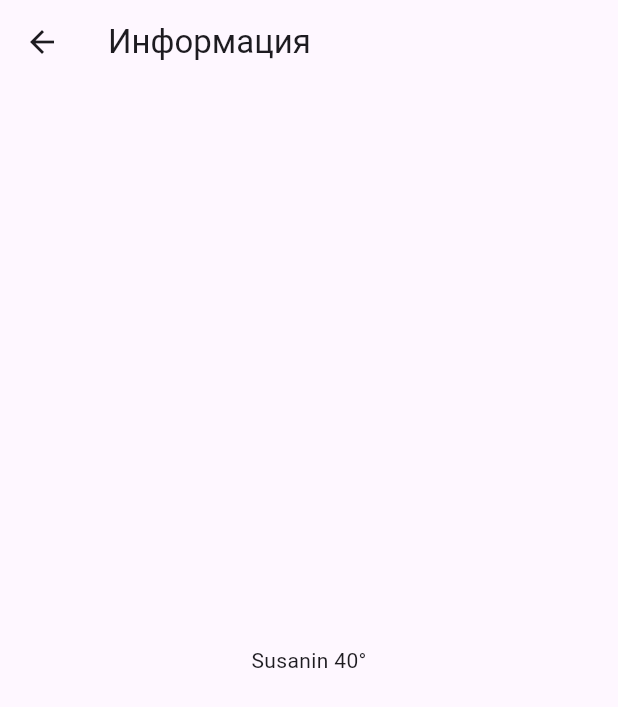
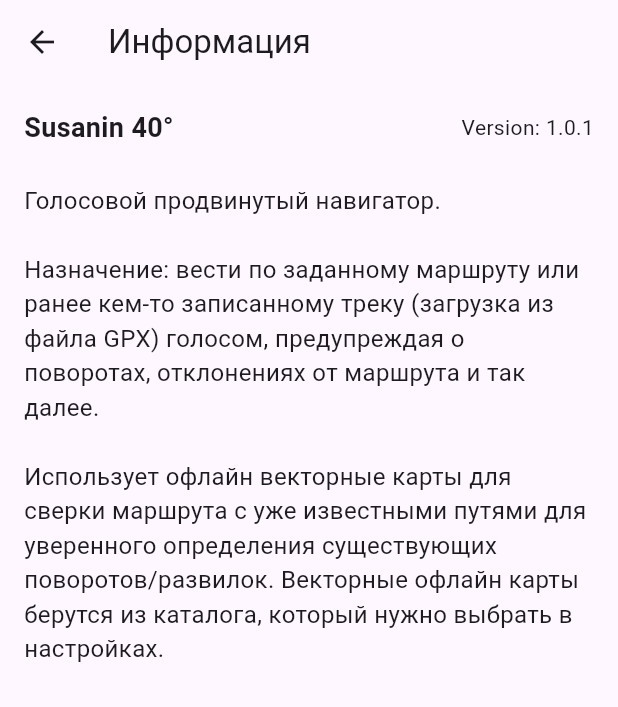
Before and after one commit to F0rtyDegree/Susanin40, a Flutter app: the screen it shows after launch, after a tap on the "info outline" icon, on a phone screen of 412 x 824 dp. Shown: the top 707 px of the screen. Run offline on Flutter 3.47's test engine with Material 3 defaults, Android fonts, the phone set to English and light mode, and no system bars; our stand-ins replace file_picker, package_info_plus, permission_handler, shared_preferences; missing offline and left inert: mapsforge_flutter_mapfile.

Commit message:
version: 1.0.1 выбор карты, чтение заголовка, экран информации

```diff
--- a/lib/main.dart
+++ b/lib/main.dart
@@ -30,10 +30,10 @@ class MainScreen extends StatelessWidget {
         title: const Text('Susanin 40°'),
         actions: [
           IconButton(
-            icon: const Icon(Icons.info_outline),
+            icon: const Icon(Icons.settings),
             onPressed: () => Navigator.push(
               context,
-              MaterialPageRoute(builder: (_) => const InfoScreen()),
+              MaterialPageRoute(builder: (_) => const SettingsScreen()),
             ),
           ),
           IconButton(
@@ -44,10 +44,10 @@ class MainScreen extends StatelessWidget {
             ),
           ),
           IconButton(
-            icon: const Icon(Icons.settings),
+            icon: const Icon(Icons.info_outline),
             onPressed: () => Navigator.push(
               context,
-              MaterialPageRoute(builder: (_) => const SettingsScreen()),
+              MaterialPageRoute(builder: (_) => const InfoScreen()),
             ),
           ),
         ],
--- a/lib/screens/info_screen.dart
+++ b/lib/screens/info_screen.dart
@@ -1,13 +1,58 @@
 import 'package:flutter/material.dart';
+import 'package:package_info_plus/package_info_plus.dart';
 
-class InfoScreen extends StatelessWidget {
+class InfoScreen extends StatefulWidget {
   const InfoScreen({super.key});
+
+  @override
+  State<InfoScreen> createState() => _InfoScreenState();
+}
+
+class _InfoScreenState extends State<InfoScreen> {
+  String _version = '';
+
+  @override
+  void initState() {
+    super.initState();
+    _loadVersion();
+  }
+
+  Future<void> _loadVersion() async {
+    final packageInfo = await PackageInfo.fromPlatform();
+    setState(() {
+      _version = 'Version: ${packageInfo.version}';
+    });
+  }
 
   @override
   Widget build(BuildContext context) {
     return Scaffold(
       appBar: AppBar(title: const Text('Информация')),
-      body: const Center(child: Text('Susanin 40°')),
+      body: Padding(
+        padding: const EdgeInsets.all(16.0),
+        child: Column(
+          crossAxisAlignment: CrossAxisAlignment.start,
+          children: [
+            Row(
+              mainAxisAlignment: MainAxisAlignment.spaceBetween,
+              children: [
+                const Text(
+                  'Susanin 40°',
+                  style: TextStyle(fontSize: 18, fontWeight: FontWeight.bold),
+                ),
+                Text(_version),
+              ],
+            ),
+            const SizedBox(height: 24),
+            const Text(
+              'Голосовой продвинутый навигатор.\n\n'
+              'Назначение: вести по заданному маршруту или ранее кем-то записанному треку (загрузка из файла GPX) голосом, предупреждая о поворотах, отклонениях от маршрута и так далее.\n\n'
+              'Использует офлайн векторные карты для сверки маршрута с уже известными путями для уверенного определения существующих поворотов/развилок. Векторные офлайн карты берутся из каталога, который нужно выбрать в настройках.',
+              style: TextStyle(fontSize: 16),
+            ),
+          ],
+        ),
+      ),
     );
   }
 }
```
Also changed, not shown: analysis_options.yaml (added, +28 -0 lines), lib/screens/settings_screen.dart (+67 -13 lines), pubspec.yaml (+6 -3 lines), pubspec.lock (added), 23 other files.
